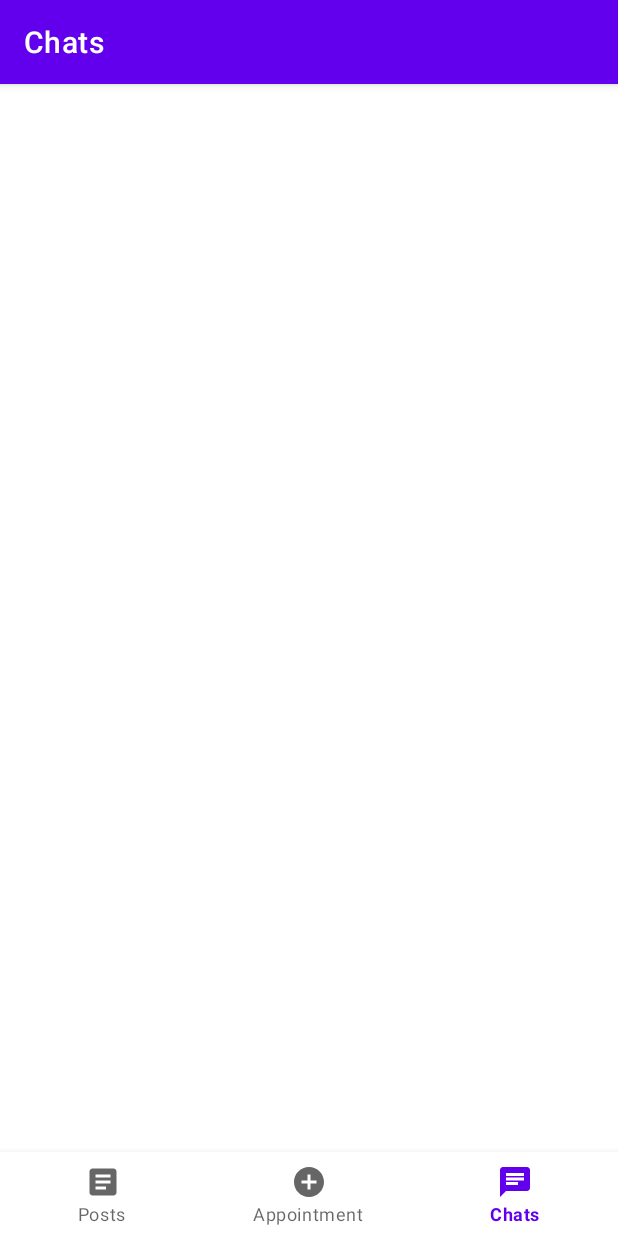
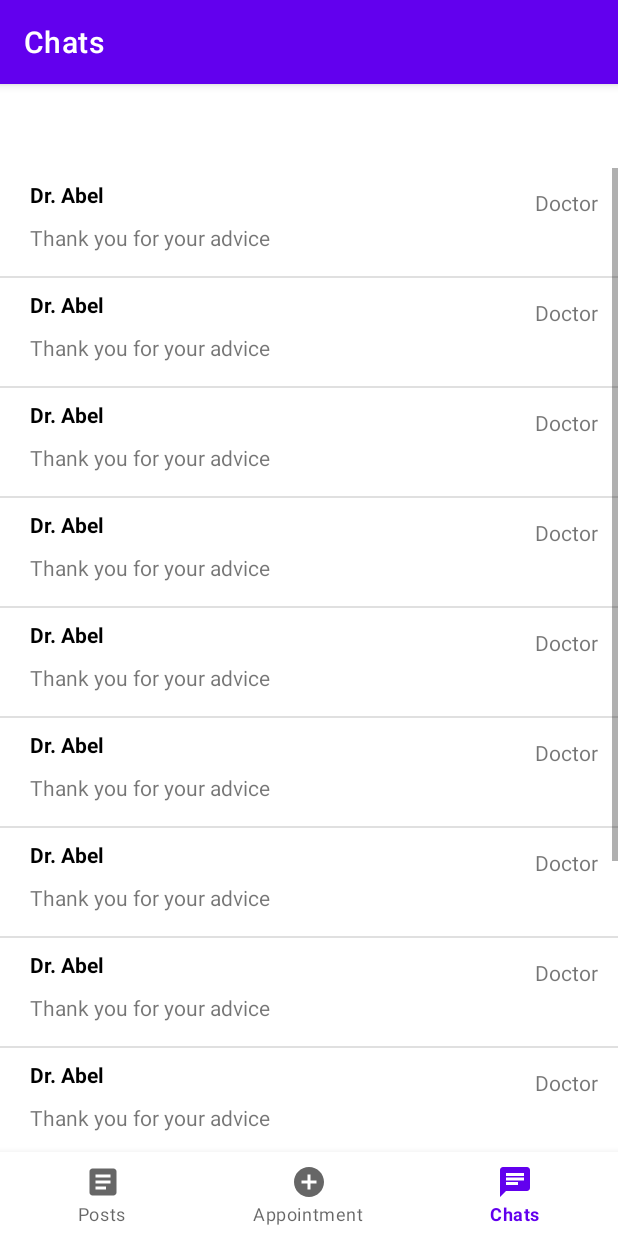
Before and after one commit to abeni5049/Health-Advisor, an Android app: the ChatsFragment screen opened through its navigation route, on a phone screen of 412 x 824 dp. Run offline under Robolectric (Android 15) with nearby library versions, the phone set to English and light mode, and no system bars; our stand-ins replace navigation-ui.

Commit message:
add message activity

```diff
--- a/app/src/main/AndroidManifest.xml
+++ b/app/src/main/AndroidManifest.xml
@@ -9,9 +9,10 @@
         android:roundIcon="@mipmap/ic_launcher_round"
         android:supportsRtl="true"
         android:theme="@style/Theme.HealthAdvisor">
+        <activity android:name=".MessageActivity"></activity>
         <activity
             android:name=".MotherActivity"
-            android:label="@string/title_activity_mother"></activity>
+            android:label="@string/title_activity_mother" />
         <activity android:name=".RegisterActivity" />
         <activity android:name=".LoginActivity">
             <intent-filter>
--- /dev/null
+++ b/app/src/main/java/com/example/healthadvisor/MessageActivity.java
@@ -0,0 +1,14 @@
+package com.example.healthadvisor;
+
+import androidx.appcompat.app.AppCompatActivity;
+
+import android.os.Bundle;
+
+public class MessageActivity extends AppCompatActivity {
+
+    @Override
+    protected void onCreate(Bundle savedInstanceState) {
+        super.onCreate(savedInstanceState);
+        setContentView(R.layout.activity_message);
+    }
+}
--- /dev/null
+++ b/app/src/main/java/com/example/healthadvisor/MessageListAdapter.java
@@ -0,0 +1,43 @@
+package com.example.healthadvisor;
+
+import android.app.Activity;
+import android.view.LayoutInflater;
+import android.view.View;
+import android.view.ViewGroup;
+import android.widget.ArrayAdapter;
+import android.widget.TextView;
+
+import androidx.annotation.NonNull;
+
+import java.util.ArrayList;
+
+public class MessageListAdapter extends ArrayAdapter<String> {
+
+    private final Activity context;
+    private final ArrayList<String> userName;
+    private final ArrayList<String> latestMessage;
+    private final ArrayList<String> usertype;
+
+    public MessageListAdapter(@NonNull Activity context, ArrayList<String> userName , ArrayList<String>latestMessage, ArrayList<String> usertype) {
+        super(context, R.layout.message_list_item,userName);
+        this.context = context;
+        this.userName = userName;
+        this.latestMessage = latestMessage;
+        this.usertype = usertype;
+    }
+
+    public View getView(int position , View view, ViewGroup parent){
+        LayoutInflater inflater = context.getLayoutInflater();
+        View rowView = inflater.inflate(R.layout.message_list_item,null,true);
+
+        TextView userNameTextView = rowView.findViewById(R.id.user_name);
+        TextView latestMessageTextView = rowView.findViewById(R.id.latest_message);
+        TextView usertypeTextView = rowView.findViewById(R.id.usertype);
+
+        userNameTextView.setText(userName.get(position));
+        latestMessageTextView.setText(latestMessage.get(position));
+        usertypeTextView.setText(usertype.get(position));
+
+        return rowView;
+    }
+}
--- a/app/src/main/java/com/example/healthadvisor/ui/chats/ChatsFragment.java
+++ b/app/src/main/java/com/example/healthadvisor/ui/chats/ChatsFragment.java
@@ -1,29 +1,57 @@
 package com.example.healthadvisor.ui.chats;
 
+import android.content.Intent;
 import android.os.Bundle;
 import android.view.LayoutInflater;
 import android.view.View;
 import android.view.ViewGroup;
+import android.widget.ListView;
 import android.widget.TextView;
 
 import androidx.annotation.NonNull;
 import androidx.fragment.app.Fragment;
 
+import com.example.healthadvisor.MessageActivity;
+import com.example.healthadvisor.MessageListAdapter;
+import com.example.healthadvisor.R;
 import com.example.healthadvisor.databinding.FragmentChatsBinding;
+
+import java.util.ArrayList;
 
 public class ChatsFragment extends Fragment {
 
     private FragmentChatsBinding binding;
-
+    ListView list;
+    ArrayList<String> userName;
+    ArrayList<String> latestMessage;
+    ArrayList<String> usertype;
     public View onCreateView(@NonNull LayoutInflater inflater,
                              ViewGroup container, Bundle savedInstanceState) {
 
         binding = FragmentChatsBinding.inflate(inflater, container, false);
-        View root = binding.getRoot();
+        View rootView = inflater.inflate(R.layout.fragment_chats, container, false);
 
-        final TextView textView = binding.textNotifications;
+        userName = new ArrayList<>();
+        latestMessage = new ArrayList<>();
+        usertype = new ArrayList<>();
 
-        return root;
+        for(int i = 0 ; i < 15 ;i++){
+            userName.add("Dr. Abel");
+            latestMessage.add("Thank you for your advice");
+            usertype.add("Doctor");
+        }
+
+        MessageListAdapter adapter = new MessageListAdapter(getActivity(),userName,latestMessage,usertype);
+        list = rootView.findViewById(R.id.message_list);
+        list.setAdapter(adapter);
+
+        list.setOnItemClickListener((parent, view, position, id) -> {
+            Intent intent = new Intent(getContext(), MessageActivity.class);
+            intent.putExtra("username",userName.get(position));
+            startActivity(intent);
+        });
+
+        return rootView;
     }
 
     @Override
--- a/app/src/main/res/drawable/list_divider.xml
+++ /dev/null
@@ -1,9 +0,0 @@
-<?xml version="1.0" encoding="utf-8"?>
-<inset xmlns:android="http://schemas.android.com/apk/res/android"
-    android:insetLeft="76dp" >
-
-    <shape android:shape="rectangle" >
-        <solid android:color="@color/list_divider" />
-    </shape>
-
-</inset>
--- /dev/null
+++ b/app/src/main/res/layout/activity_message.xml
@@ -0,0 +1,9 @@
+<?xml version="1.0" encoding="utf-8"?>
+<androidx.constraintlayout.widget.ConstraintLayout xmlns:android="http://schemas.android.com/apk/res/android"
+    xmlns:app="http://schemas.android.com/apk/res-auto"
+    xmlns:tools="http://schemas.android.com/tools"
+    android:layout_width="match_parent"
+    android:layout_height="match_parent"
+    tools:context=".MessageActivity">
+
+</androidx.constraintlayout.widget.ConstraintLayout>
--- a/app/src/main/res/layout/fragment_appointment.xml
+++ b/app/src/main/res/layout/fragment_appointment.xml
@@ -1,7 +1,5 @@
 <?xml version="1.0" encoding="utf-8"?>
 <LinearLayout xmlns:android="http://schemas.android.com/apk/res/android"
-    xmlns:app="http://schemas.android.com/apk/res-auto"
-    xmlns:tools="http://schemas.android.com/tools"
     android:layout_width="match_parent"
     android:layout_height="match_parent"
     android:orientation="vertical">
@@ -77,8 +75,6 @@
                         android:id="@+id/list"
                         android:layout_width="match_parent"
                         android:layout_height="wrap_content"
-                        android:divider="@drawable/list_divider"
-                        android:dividerHeight="0.25dp"
                         />
                 </LinearLayout>
             </FrameLayout>
--- a/app/src/main/res/layout/fragment_chats.xml
+++ b/app/src/main/res/layout/fragment_chats.xml
@@ -1,22 +1,6 @@
 <?xml version="1.0" encoding="utf-8"?>
-<androidx.constraintlayout.widget.ConstraintLayout xmlns:android="http://schemas.android.com/apk/res/android"
-    xmlns:app="http://schemas.android.com/apk/res-auto"
-    xmlns:tools="http://schemas.android.com/tools"
+<ListView xmlns:android="http://schemas.android.com/apk/res/android"
+    android:id="@+id/message_list"
     android:layout_width="match_parent"
-    android:layout_height="match_parent"
-    tools:context=".ui.chats.ChatsFragment">
-
-    <TextView
-        android:id="@+id/text_notifications"
-        android:layout_width="match_parent"
-        android:layout_height="wrap_content"
-        android:layout_marginStart="8dp"
-        android:layout_marginTop="8dp"
-        android:layout_marginEnd="8dp"
-        android:textAlignment="center"
-        android:textSize="20sp"
-        app:layout_constraintBottom_toBottomOf="parent"
-        app:layout_constraintEnd_toEndOf="parent"
-        app:layout_constraintStart_toStartOf="parent"
-        app:layout_constraintTop_toTopOf="parent" />
-</androidx.constraintlayout.widget.ConstraintLayout>
+    android:layout_height="wrap_content"
+    />
--- /dev/null
+++ b/app/src/main/res/layout/message_list_item.xml
@@ -0,0 +1,42 @@
+<?xml version="1.0" encoding="utf-8"?>
+<RelativeLayout xmlns:android="http://schemas.android.com/apk/res/android"
+    android:orientation="horizontal"
+    android:padding="8dp"
+    android:layout_width="match_parent"
+    android:layout_height="72dp">
+
+    <RelativeLayout
+        android:layout_width="wrap_content"
+        android:layout_height="56dp"
+        android:paddingLeft="12dp"
+        android:paddingBottom="8dp"
+        android:orientation="vertical">
+
+        <TextView
+            android:text="Dr. Abel"
+            android:id="@+id/user_name"
+            android:layout_width="wrap_content"
+            android:layout_height="wrap_content"
+            android:textStyle="bold"
+            android:textColor="@color/black"
+            />
+
+        <TextView
+            android:text="how are you doing"
+            android:id="@+id/latest_message"
+            android:layout_width="wrap_content"
+            android:layout_height="wrap_content"
+            android:layout_alignParentBottom="true"
+            />
+    </RelativeLayout>
+
+    <TextView
+        android:id="@+id/usertype"
+        android:text="Doctor"
+        android:layout_width="wrap_content"
+        android:layout_height="wrap_content"
+        android:layout_alignParentRight="true"
+        android:layout_margin="5dp"
+        />
+
+</RelativeLayout>
```
